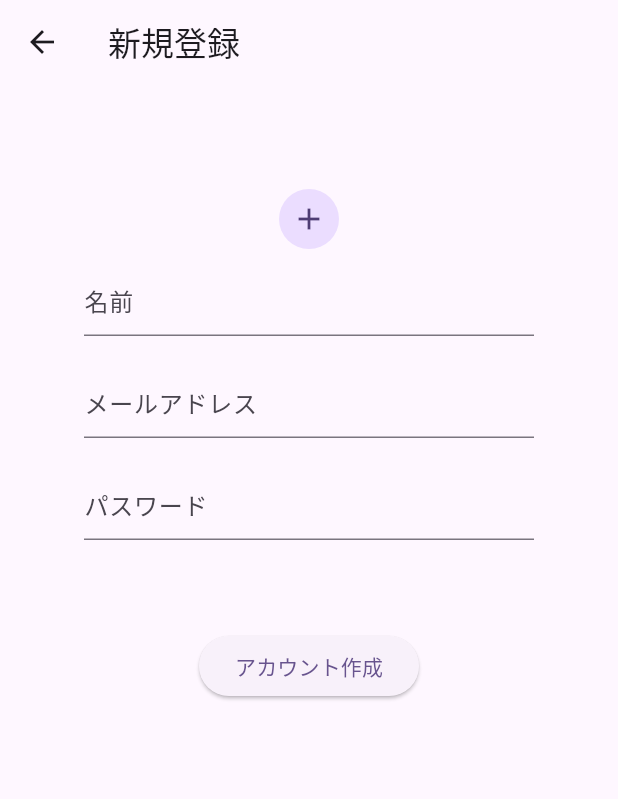
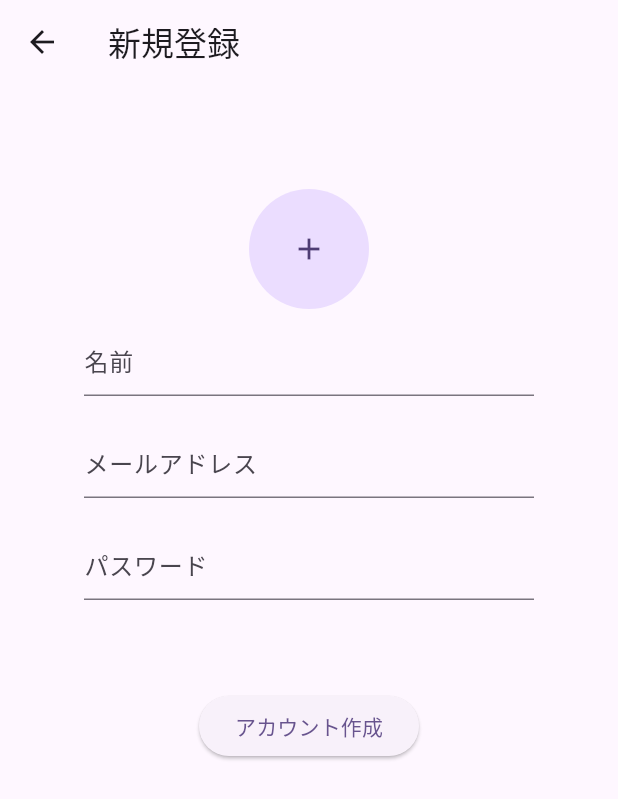
Before and after one commit to takumi3110/foodcostcalculator, a Flutter app: the CreateAccountPage screen opened directly, after a tap on "アカウント作成", on a phone screen of 412 x 824 dp. Shown: the top 799 px of the screen. Run offline on Flutter 3.47's test engine with Material 3 defaults, Android fonts, the phone set to English and light mode, and no system bars; our stand-ins replace cloud_firestore, firebase_auth, firebase_core, firebase_storage, image_picker, table_calendar; accounts and stored records are empty.

Commit message:
update:新規作成できた

```diff
--- a/lib/view/start_up/create_account_page.dart
+++ b/lib/view/start_up/create_account_page.dart
@@ -43,8 +43,10 @@ class _CreateAccountPageState extends State<CreateAccountPage> {
                       });
                     }
                   },
-                  child: const CircleAvatar(
-                    child: Icon(Icons.add),
+                  child: CircleAvatar(
+                    foregroundImage: image == null ? null: FileImage(image!),
+                    radius: 40,
+                    child: const Icon(Icons.add),
                   ),
                 ),
                 Padding(
@@ -90,7 +92,7 @@ class _CreateAccountPageState extends State<CreateAccountPage> {
                       if (nameController.text.isNotEmpty && emailController.text.isNotEmpty && passController.text.isNotEmpty && image !=null) {
                         var result = await Authentication.signUp(email: emailController.text, pass: passController.text);
                         if (result is UserCredential) {
-                          var _result = createAccount(result.user!.uid);
+                          var _result = await createAccount(result.user!.uid);
                           if (_result == true) {
                             Navigator.pop(context);
                           }
@@ -107,6 +109,7 @@ class _CreateAccountPageState extends State<CreateAccountPage> {
   }
   Future<dynamic> createAccount(String uid) async {
     String imagePath = await FunctionUtils.uploadImage(uid, image!);
+    if (imagePath != '') {
       Account newAccount = Account(
           id: uid,
           name: nameController.text,
@@ -115,4 +118,6 @@ class _CreateAccountPageState extends State<CreateAccountPage> {
       var _result = await UserFirestore.setUser(newAccount);
       return _result;
     }
+
   }
+}
```
Also changed, not shown: lib/utils/functionUtils.dart (+12 -7 lines), lib/view/start_up/login_page.dart (+10 -9 lines), pubspec.lock, 4 other files. Lines whose indentation alone changed are shown as unchanged.
